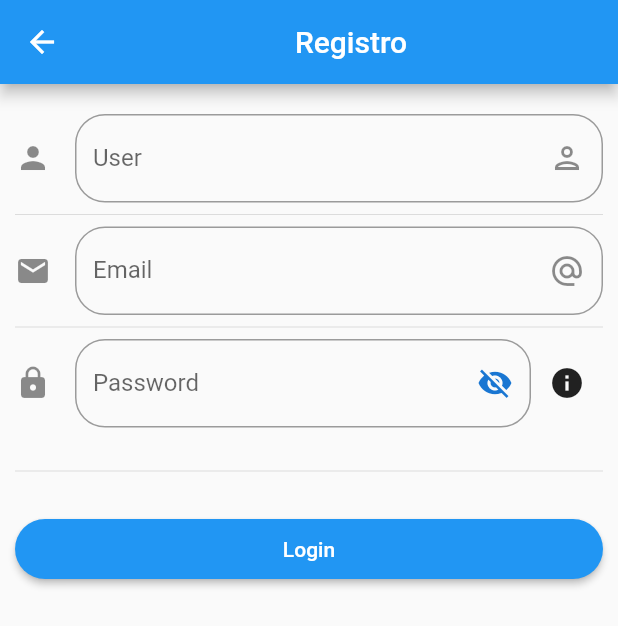
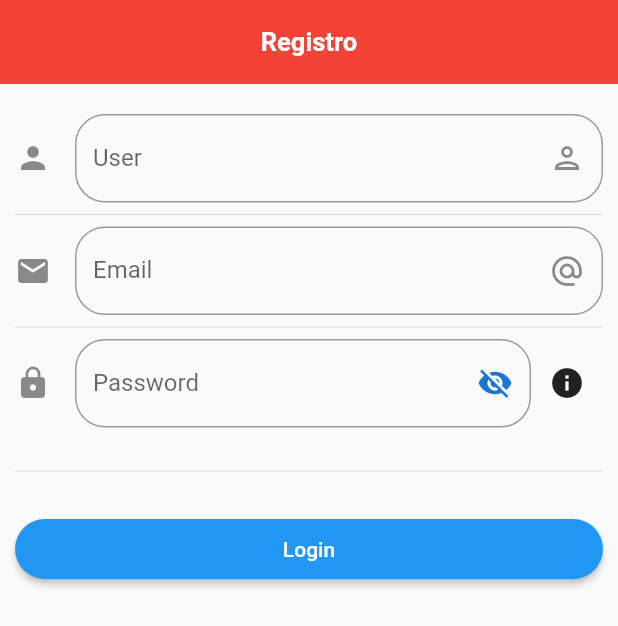
Before and after one commit to AlejoPinto01/AppLibre, a Flutter app: the LoginPage screen opened directly, on a phone screen of 412 x 824 dp. Shown: the top 626 px of the screen. Run offline on Flutter 3.47's test engine with Material 2 defaults, Android fonts, the phone set to English and light mode, and no system bars; our stand-ins replace google_fonts, google_maps_flutter, image_picker; accounts and stored records are empty; network calls fail.

```diff
--- a/lib/src/pages/login.dart
+++ b/lib/src/pages/login.dart
@@ -1,3 +1,5 @@
+// ignore_for_file: prefer_const_constructors
+
 import 'package:applibre/src/models/user.dart';
 import 'package:applibre/src/pages/profile.dart';
 import 'package:applibre/src/pages/root_page.dart';
@@ -20,19 +22,32 @@ class _LoginPageState extends State<LoginPage> {
   bool _submited = false;
   Icon _infoIcon = Icon(Icons.info);
   bool _passwordVisible = false;
+  double appBarHeight = AppBar().preferredSize.height;
+
   final _formKey = GlobalKey<FormState>();
   @override
   Widget build(BuildContext context) {
     return Scaffold(
-      appBar: AppBar(
-          title: Center(
-        child: Text('Registro'),
-      )),
       //Llista per mostrar els elements en forma vertical
       body: Form(
         key: _formKey,
         child: ListView(
-          //shrinkWrap: true,
+          children: [
+            Container(
+              height: appBarHeight,
+              child: Center(
+                child: Text('Registro',
+                  style: TextStyle(
+                    color: Colors.white,
+                    fontWeight: FontWeight.bold,
+                    fontSize: 17,
+                  )
+                ),
+              ),
+              color: Colors.red,
+            ),
+            ListView(
+              shrinkWrap: true,
               //posar padding per a que no estigui aferrat als costats i adalt
               padding: EdgeInsets.symmetric(horizontal: 10.0, vertical: 20.0),
               children: [
@@ -62,6 +77,8 @@ class _LoginPageState extends State<LoginPage> {
                   height: 20.0,
                 ),
                 _buttonLogin(context)
+              ],
+            ),
           ],
         ),
       ),
@@ -207,8 +224,7 @@ class _LoginPageState extends State<LoginPage> {
               setNombreUsuario(user);
               setRegistre(true);
               setIndex(0);
-              print(getIndex());
-              pageController.jumpToPage(index);
+              pageController.jumpToPage(getIndex());
             });
           }
         } //_loginDialog(context),
--- a/lib/src/pages/maps.dart
+++ b/lib/src/pages/maps.dart
@@ -1,3 +1,5 @@
+// ignore_for_file: unnecessary_new, prefer_collection_literals
+
 import 'dart:collection';
 
 import 'package:flutter/foundation.dart';
@@ -50,7 +52,6 @@ class MapsPageState extends State<MapsPage> {
         title: Text("Mapa"),
       ),
       body: Container(
-        height: 400,
         child: GoogleMap(
           onMapCreated: _onMapCreated,
           initialCameraPosition: CameraPosition(
--- a/lib/src/pages/profile.dart
+++ b/lib/src/pages/profile.dart
@@ -197,7 +197,6 @@ class _ProfilePageState extends State<ProfilePage> {
           setImage(null);
           setRegistre(false);
           setIndex(0);
-          print(getIndex());
           pageController.jumpToPage(index);
         });
       },
--- a/lib/src/pages/root_page.dart
+++ b/lib/src/pages/root_page.dart
@@ -18,7 +18,7 @@ class _RootPageState extends State<RootPage> {
   void onItemTapped(int index) {
     setState(() {
         setIndex(index);
-        pageController.animateToPage(index, duration: Duration(milliseconds: 700), curve: Curves.ease);
+        pageController.jumpToPage(index);
     });
   }
 
--- a/lib/src/util/pages.dart
+++ b/lib/src/util/pages.dart
@@ -3,6 +3,7 @@ import 'package:applibre/src/pages/home.dart';
 import 'package:applibre/src/pages/login.dart';
 import 'package:applibre/src/pages/maps.dart';
 import 'package:applibre/src/pages/menu.dart';
+import 'package:applibre/src/pages/premap.dart';
 import 'package:applibre/src/pages/profile.dart';
 import 'package:applibre/src/util/data.dart';
 import 'package:flutter/material.dart';
@@ -13,7 +14,7 @@ List<Widget> createPages(bool registro) {
       HomePage(),
       CuponsPage(),
       MenuPage(),
-      MapsPage(),
+      PreMapPage(),
       ProfilePage(user: getUser()),
     ];
   } else {
@@ -21,7 +22,7 @@ List<Widget> createPages(bool registro) {
       HomePage(),
       CuponsPage(),
       MenuPage(),
-      MapsPage(),
+      PreMapPage(),
       LoginPage(),
     ];
   }
```
Also changed, not shown: lib/src/pages/home.dart (+7 -10 lines), lib/src/pages/premap.dart (added, +74 -0 lines), assets/premap.png (added), pubspec.lock. Lines whose indentation alone changed are shown as unchanged.
